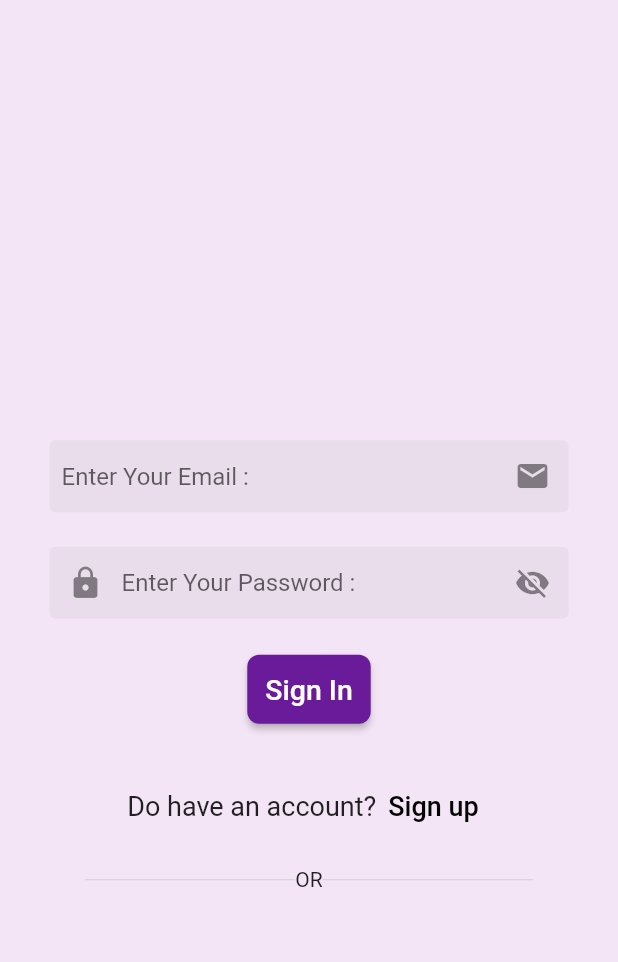
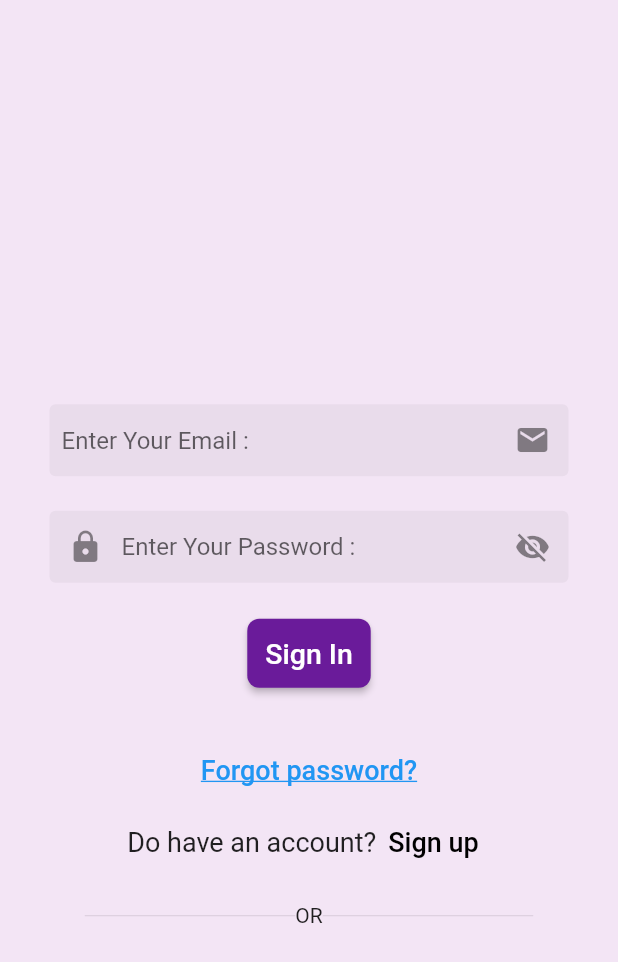
Before and after one commit to Samaramir/Flowers_app, a Flutter app: the screen it shows after launch, after a tap on "Sign up", after a tap on "sign in", on a phone screen of 412 x 824 dp. Shown: the top 962 px of the screen. Run offline on Flutter 3.47's test engine with Material 2 defaults, Android fonts, the phone set to English and light mode, and no system bars; our stand-ins replace firebase_auth, firebase_core, google_sign_in; accounts and stored records are empty.

Commit message:
first commit

```diff
--- /dev/null
+++ b/lib/Provider/google_signin.dart
@@ -0,0 +1,22 @@
+import 'package:firebase_auth/firebase_auth.dart';
+import 'package:flutter/material.dart';
+import 'package:google_sign_in/google_sign_in.dart';
+class GoogleSignInProvider with ChangeNotifier {
+  final googleSignIn = GoogleSignIn();
+  GoogleSignInAccount? _user;
+  GoogleSignInAccount get user => _user!;
+
+
+  googlelogin() async {
+    final googleUser = await googleSignIn.signIn();
+    if (googleSignIn == null) return;
+    _user = googleUser;
+    final googleAuth = await googleUser?.authentication;
+    final credential = GoogleAuthProvider.credential(
+      accessToken: googleAuth?.accessToken,
+      idToken: googleAuth?.idToken,
+    );
+    await FirebaseAuth.instance.signInWithCredential(credential);
+    notifyListeners();
+  }
+}
--- a/lib/main.dart
+++ b/lib/main.dart
@@ -3,8 +3,11 @@ import 'package:firebase_core/firebase_core.dart';
 import 'package:flutter/material.dart';
 import 'package:untitled1/Provider/cart.dart';
 import 'package:provider/provider.dart';
+import 'package:untitled1/Provider/google_signin.dart';
+import 'package:untitled1/Shard/snackbar.dart';
 import 'package:untitled1/pages/Home.dart';
 import 'package:untitled1/pages/login.dart';
+import 'package:untitled1/pages/verify_email.dart';
 
 
 
@@ -19,16 +22,33 @@ void main() async{
 
    @override
    Widget build(BuildContext context) {
-     return ChangeNotifierProvider(
-       create: (BuildContext context) {return Cart();},
+     return MultiProvider(
+       providers: [
+         ChangeNotifierProvider(create: (context) {
+           return Cart();
+         }),
+         ChangeNotifierProvider(create: (context) {
+           return GoogleSignInProvider();
+         }),
+       ],
        child: MaterialApp(
            title: "myApp",
            debugShowCheckedModeBanner: false,
            home: StreamBuilder(
              stream: FirebaseAuth.instance.authStateChanges(),
              builder: (context, snapshot) {
-               if (snapshot.hasData) {return const SamarHomePage();}
-               else { return const Login();  }
+               if (snapshot.connectionState == ConnectionState.waiting) {
+                 return const Center(
+                     child: CircularProgressIndicator(
+                       color: Colors.white,
+                     ));
+               } else if (snapshot.hasError) {
+                 return showSnackBar(context, "Something went wrong");
+               } else if (snapshot.hasData) {
+                 return const VerifyEmailPage(); // home() OR verify email
+               } else {
+                 return const Login();
+               }
              },
            )),
      );
--- a/lib/pages/Register.dart
+++ b/lib/pages/Register.dart
@@ -250,87 +250,12 @@ class _RegisterState extends State<Register> {
                         const Text("At least 1 number"),
                       ],
                     ),
+
+
                     const SizedBox(
                       height: 15,
                     ),
-                    Row(
-                      children: [
-                        Container(
-                          height: 20,
-                          width: 20,
-                          decoration: BoxDecoration(
-                            shape: BoxShape.circle,
-                            color: hasUppercase? Colors.green:  Colors.white,
-                            border: Border.all(
-                                color: const Color.fromARGB(255, 189, 189, 189)),
-                          ),
-                          child: const Icon(
-                            Icons.check,
-                            color: Colors.white,
-                            size: 15,
-                          ),
-                        ),
-                        const SizedBox(
-                          width: 11,
-                        ),
-                        const Text("Has Uppercase"),
-                      ],
-                    ),
-                    const SizedBox(
-                      height: 15,
-                    ),
-                    Row(
-                      children: [
-                        Container(
-                          height: 20,
-                          width: 20,
-                          decoration: BoxDecoration(
-                            shape: BoxShape.circle,
-                            color: hasLowercase? Colors.green : Colors.white,
-                            border: Border.all(
-                                color: const Color.fromARGB(255, 189, 189, 189)),
-                          ),
-                          child: const Icon(
-                            Icons.check,
-                            color: Colors.white,
-                            size: 15,
-                          ),
-                        ),
-                        const SizedBox(
-                          width: 11,
-                        ),
-                        const Text("Has  Lowercase "),
-                      ],
-                    ),
-                    const SizedBox(
-                      height: 15,
-                    ),
-                    Row(
-                      children: [
-                        Container(
-                          height: 20,
-                          width: 20,
-                          decoration: BoxDecoration(
-                            shape: BoxShape.circle,
-                            color: hasSpecialCharacters? Colors.green :  Colors.white,
-                            border: Border.all(
-                                color: const Color.fromARGB(255, 189, 189, 189)),
-                          ),
-                          child: const Icon(
-                            Icons.check,
-                            color: Colors.white,
-                            size: 15,
-                          ),
-                        ),
-                        const SizedBox(
-                          width: 11,
-                        ),
-                        const Text("Has  Special Characters "),
-                      ],
-                    ),
-                    const SizedBox(
-                      height: 33,
-                    ),
+
                     ElevatedButton(
                       onPressed: () {
                         if (_formKey.currentState!.validate()) {
@@ -371,8 +296,9 @@ class _RegisterState extends State<Register> {
                               );
                             },
                             child: const Text('sign in',
-                                style: TextStyle(
-                                    color: Colors.black, fontSize: 18))),
+                                  style: TextStyle(
+                                      fontSize: 18,
+                                      decoration: TextDecoration.underline))),
                       ],
                     ),
 
--- a/lib/pages/login.dart
+++ b/lib/pages/login.dart
@@ -2,6 +2,7 @@ import 'package:firebase_auth/firebase_auth.dart';
 import 'package:flutter/material.dart';
 import 'package:untitled1/Shard/contants.dart';
 import 'package:untitled1/pages/Register.dart';
+import 'package:untitled1/pages/forget_password.dart';
 
 import '../Shard/snackbar.dart';
 
@@ -47,6 +48,7 @@ class _LoginState extends State<Login> {
     passwordController.dispose();
     super.dispose();
   }
+
 
   @override
   Widget build(BuildContext context) {
@@ -122,6 +124,17 @@ class _LoginState extends State<Login> {
               const SizedBox(
                 height: 30,
               ),
+              TextButton(
+                onPressed: (){
+                  Navigator.push(
+                    context,
+                    MaterialPageRoute(builder: (context) => const ForgotPassword()),
+                  );
+                },
+                child: const Text("Forgot password?",
+                    style: TextStyle(
+                        fontSize: 18, decoration: TextDecoration.underline)),)
+              ,
               Row(
                 mainAxisAlignment: MainAxisAlignment.center,
                 children: [
--- a/pubspec.yaml
+++ b/pubspec.yaml
@@ -39,7 +39,7 @@ dependencies:
   provider: ^6.0.2
   firebase_core: ^2.13.0
   firebase_auth: ^4.6.1
-  email_validator: '^2.1.16'
+  google_sign_in: ^6.1.1
 
 
 
```
Also changed, not shown: lib/pages/forget_password.dart (added, +125 -0 lines), lib/pages/verify_email.dart (added, +134 -0 lines), pubspec.lock.
